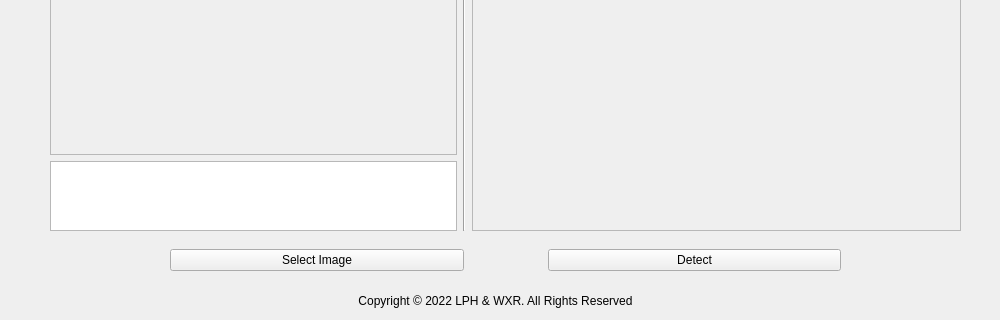
The window that Final/ui/main.ui (lphlch/Artificial-Intelligence) describes before a commit, drawn with Qt 5; both pictures show x 0 to 1000 and y 330 to 650 of the 1000 by 650 pixel window.
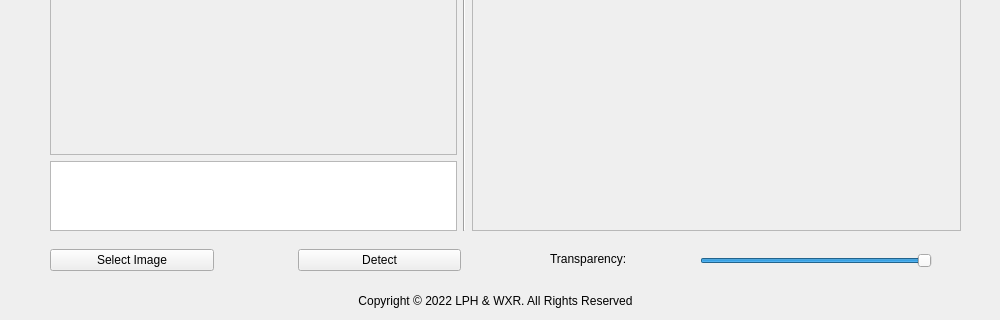
The same window after the commit. Icons and pictures are not drawn.

Diff of the .ui file:
```diff
--- a/Final/ui/main.ui
+++ b/Final/ui/main.ui
@@ -116,13 +116,13 @@
    <widget class="QWidget" name="layoutWidget">
     <property name="geometry">
      <rect>
-      <x>170</x>
+      <x>50</x>
       <y>570</y>
-      <width>671</width>
+      <width>411</width>
       <height>41</height>
      </rect>
     </property>
-    <layout class="QHBoxLayout" name="horizontalLayout">
+    <layout class="QHBoxLayout" name="horizontalLayout" stretch="4,4">
      <property name="spacing">
       <number>84</number>
      </property>
@@ -212,6 +212,41 @@
      </item>
     </layout>
    </widget>
+   <widget class="QLabel" name="label_3">
+    <property name="geometry">
+     <rect>
+      <x>550</x>
+      <y>570</y>
+      <width>104</width>
+      <height>37</height>
+     </rect>
+    </property>
+    <property name="text">
+     <string>Transparency:</string>
+    </property>
+   </widget>
+   <widget class="QSlider" name="Slider_Tran">
+    <property name="geometry">
+     <rect>
+      <x>700</x>
+      <y>580</y>
+      <width>232</width>
+      <height>22</height>
+     </rect>
+    </property>
+    <property name="maximum">
+     <number>100</number>
+    </property>
+    <property name="value">
+     <number>100</number>
+    </property>
+    <property name="tracking">
+     <bool>true</bool>
+    </property>
+    <property name="orientation">
+     <enum>Qt::Horizontal</enum>
+    </property>
+   </widget>
    <zorder>layoutWidget</zorder>
    <zorder>layoutWidget</zorder>
    <zorder>Label_Title</zorder>
```
Left out of the diff: 2 changed lines with no effect on the pictures.
